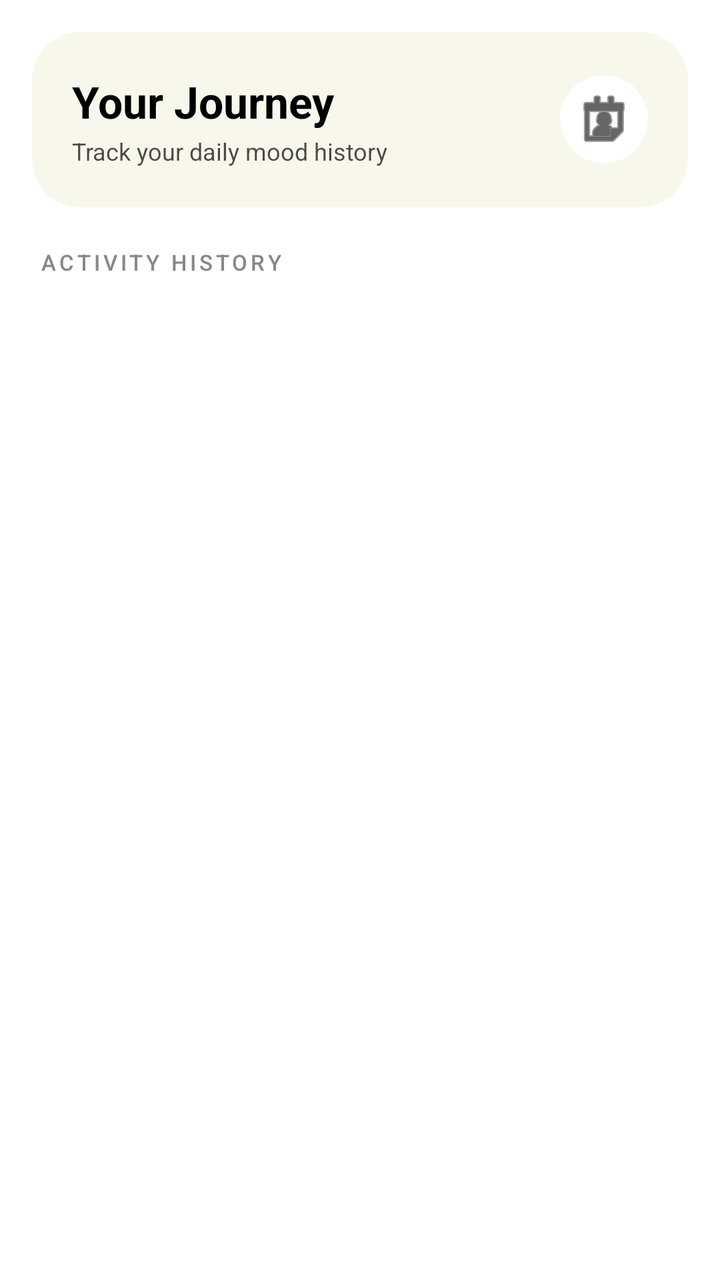
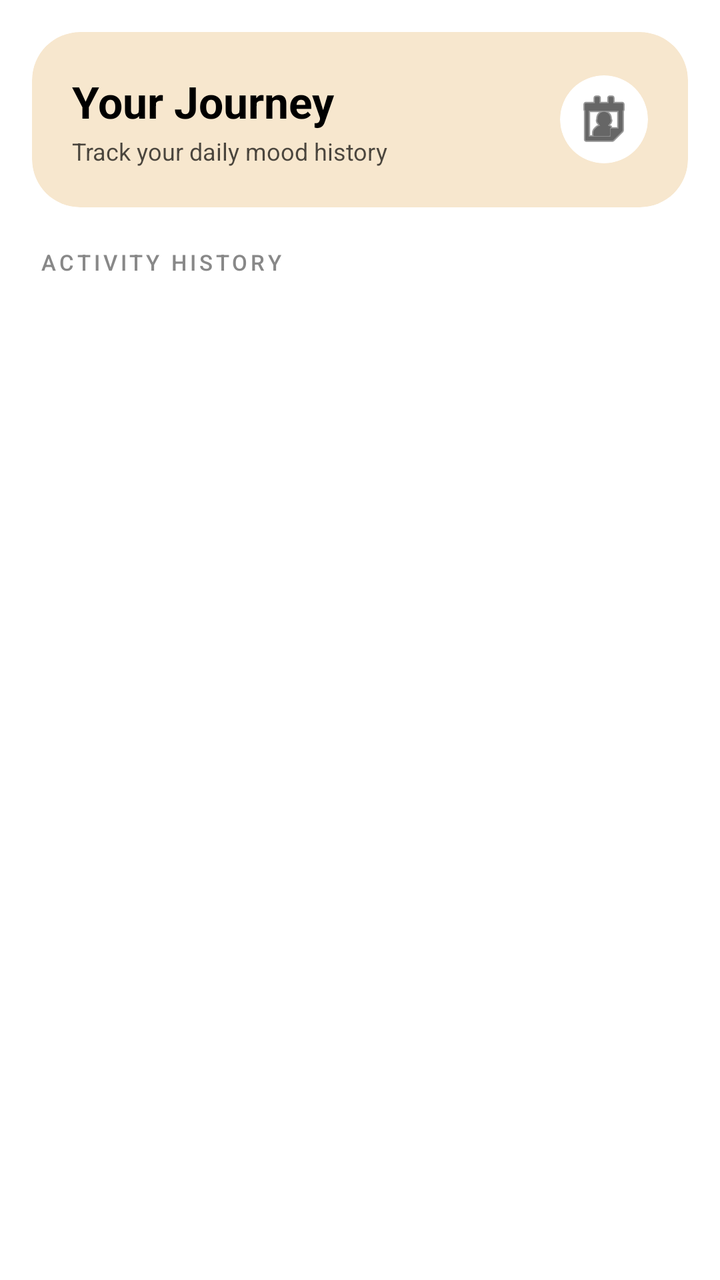

Before-and-after screenshots of an Android layout around one commit, followed by the original layout XML and the change that was made.
<!-- AndroidManifest.xml: application theme Theme.PhoneMoodTranslator -->
<!-- res/layout/fragment_history.xml -->
<?xml version="1.0" encoding="utf-8"?>
<LinearLayout
    xmlns:android="http://schemas.android.com/apk/res/android"
    xmlns:app="http://schemas.android.com/apk/res-auto"
    android:layout_width="match_parent"
    android:layout_height="match_parent"
    android:orientation="vertical"
    android:background="#FFFFFF">

    
    <androidx.cardview.widget.CardView
        android:layout_width="match_parent"
        android:layout_height="wrap_content"
        android:layout_margin="16dp"
        app:cardCornerRadius="24dp"
        app:cardElevation="0dp"
        app:cardBackgroundColor="#F7F7EC">

        <LinearLayout
            android:layout_width="match_parent"
            android:layout_height="wrap_content"
            android:orientation="horizontal"
            android:gravity="center_vertical"
            android:padding="20dp">

            <LinearLayout
                android:layout_width="0dp"
                android:layout_height="wrap_content"
                android:layout_weight="1"
                android:orientation="vertical">

                <TextView
                    android:layout_width="wrap_content"
                    android:layout_height="wrap_content"
                    android:text="Your Journey"
                    android:textSize="22sp"
                    android:textStyle="bold"
                    android:textColor="#000000"/>

                <TextView
                    android:layout_width="wrap_content"
                    android:layout_height="wrap_content"
                    android:text="Track your daily mood history"
                    android:textSize="12sp"
                    android:textColor="#B3000000"
                    android:layout_marginTop="2dp"/>

            </LinearLayout>

            
            <androidx.cardview.widget.CardView
                android:layout_width="44dp"
                android:layout_height="44dp"
                app:cardCornerRadius="22dp"
                app:cardElevation="0dp">

                <ImageButton
                    android:id="@+id/btnToggleCalendar"
                    android:layout_width="match_parent"
                    android:layout_height="match_parent"
                    android:src="@android:drawable/ic_menu_my_calendar"
                    android:background="@android:color/transparent"
                    android:padding="10dp"
                    app:tint="#000000"/>

            </androidx.cardview.widget.CardView>

        </LinearLayout>

    </androidx.cardview.widget.CardView>

    
    <androidx.cardview.widget.CardView
        android:id="@+id/cvCalendarWrapper"
        android:layout_width="match_parent"
        android:layout_height="wrap_content"
        android:layout_marginStart="16dp"
        android:layout_marginEnd="16dp"
        android:layout_marginBottom="16dp"
        android:visibility="gone"
        app:cardCornerRadius="24dp"
        app:cardElevation="0dp"
        app:cardBackgroundColor="#F7F7EC">

        <LinearLayout
            android:layout_width="match_parent"
            android:layout_height="wrap_content"
            android:orientation="vertical"
            android:padding="16dp">

            
            <LinearLayout
                android:layout_width="match_parent"
                android:layout_height="48dp"
                android:gravity="center_vertical"
                android:orientation="horizontal"
                android:layout_marginBottom="12dp">

                <ImageButton
                    android:id="@+id/btnPrevMonth"
                    android:layout_width="40dp"
                    android:layout_height="40dp"
                    android:background="@drawable/tab_selected_bg"
                    android:src="@android:drawable/ic_media_previous"
                    android:padding="8dp"
                    app:tint="#000000"/>

                <TextView
                    android:id="@+id/tvCurrentMonth"
                    android:layout_width="0dp"
                    android:layout_height="wrap_content"
                    android:layout_weight="1"
                    android:text="February 2026"
                    android:textAlignment="center"
                    android:textSize="16sp"
                    android:textStyle="bold"
                    android:textColor="#000000"/>

                <ImageButton
                    android:id="@+id/btnNextMonth"
                    android:layout_width="40dp"
                    android:layout_height="40dp"
                    android:background="@drawable/tab_selected_bg"
                    android:src="@android:drawable/ic_media_next"
                    android:padding="8dp"
                    app:tint="#000000"/>

            </LinearLayout>

            
            <LinearLayout
                android:layout_width="match_parent"
                android:layout_height="wrap_content"
                android:orientation="horizontal"
                android:layout_marginBottom="8dp">

                <TextView android:layout_width="0dp" android:layout_height="wrap_content"
                    android:layout_weight="1" android:text="M" android:textAlignment="center"
                    android:textSize="11sp" android:textColor="#1c1554" android:textStyle="bold"/>
                <TextView android:layout_width="0dp" android:layout_height="wrap_content"
                    android:layout_weight="1" android:text="T" android:textAlignment="center"
                    android:textSize="11sp" android:textColor="#1c1554" android:textStyle="bold"/>
                <TextView android:layout_width="0dp" android:layout_height="wrap_content"
                    android:layout_weight="1" android:text="W" android:textAlignment="center"
                    android:textSize="11sp" android:textColor="#1c1554" android:textStyle="bold"/>
                <TextView android:layout_width="0dp" android:layout_height="wrap_content"
                    android:layout_weight="1" android:text="T" android:textAlignment="center"
                    android:textSize="11sp" android:textColor="#1c1554" android:textStyle="bold"/>
                <TextView android:layout_width="0dp" android:layout_height="wrap_content"
                    android:layout_weight="1" android:text="F" android:textAlignment="center"
                    android:textSize="11sp" android:textColor="#1c1554" android:textStyle="bold"/>
                <TextView android:layout_width="0dp" android:layout_height="wrap_content"
                    android:layout_weight="1" android:text="S" android:textAlignment="center"
                    android:textSize="11sp" android:textColor="#E65100" android:textStyle="bold"/>
                <TextView android:layout_width="0dp" android:layout_height="wrap_content"
                    android:layout_weight="1" android:text="S" android:textAlignment="center"
                    android:textSize="11sp" android:textColor="#E65100" android:textStyle="bold"/>

            </LinearLayout>

            
            <View
                android:layout_width="match_parent"
                android:layout_height="1dp"
                android:background="#F1F2F6"
                android:layout_marginBottom="8dp"/>

            
            <androidx.recyclerview.widget.RecyclerView
                android:id="@+id/rvCalendar"
                android:layout_width="match_parent"
                android:layout_height="wrap_content"
                android:overScrollMode="never"/>

        </LinearLayout>

    </androidx.cardview.widget.CardView>

    
    <TextView
        android:layout_width="match_parent"
        android:layout_height="wrap_content"
        android:text="ACTIVITY HISTORY"
        android:paddingStart="20dp"
        android:paddingTop="4dp"
        android:paddingBottom="8dp"
        android:textSize="11sp"
        android:textAllCaps="true"
        android:letterSpacing="0.15"
        android:textColor="#888888"
        android:fontFamily="sans-serif-medium"/>

    
    <androidx.recyclerview.widget.RecyclerView
        android:id="@+id/rvHistoryList"
        android:layout_width="match_parent"
        android:layout_height="match_parent"
        android:clipToPadding="false"
        android:paddingBottom="100dp"/>

</LinearLayout>
<!-- resources referenced by this layout -->
<resources>
  <!-- drawable tab_selected_bg (drawable) -->
  <?xml version="1.0" encoding="utf-8"?>
  <shape xmlns:android="http://schemas.android.com/apk/res/android"
      android:shape="rectangle">
      <corners android:radius="20dp"/>
      <solid android:color="#33FFFFFF"/>
  </shape>
  <style name="Theme.PhoneMoodTranslator" parent="Base.Theme.PhoneMoodTranslator" />
  <style name="Base.Theme.PhoneMoodTranslator" parent="Theme.Material3.DayNight.NoActionBar">
          
          
      </style>
</resources>

<!-- the commit's change to res/layout/fragment_history.xml (unified diff, before → after) -->
@@ -14,7 +14,7 @@
         android:layout_margin="16dp"
         app:cardCornerRadius="24dp"
         app:cardElevation="0dp"
-        app:cardBackgroundColor="#F7F7EC">
+        app:cardBackgroundColor="#F7E7CE">
 
         <LinearLayout
             android:layout_width="match_parent"
